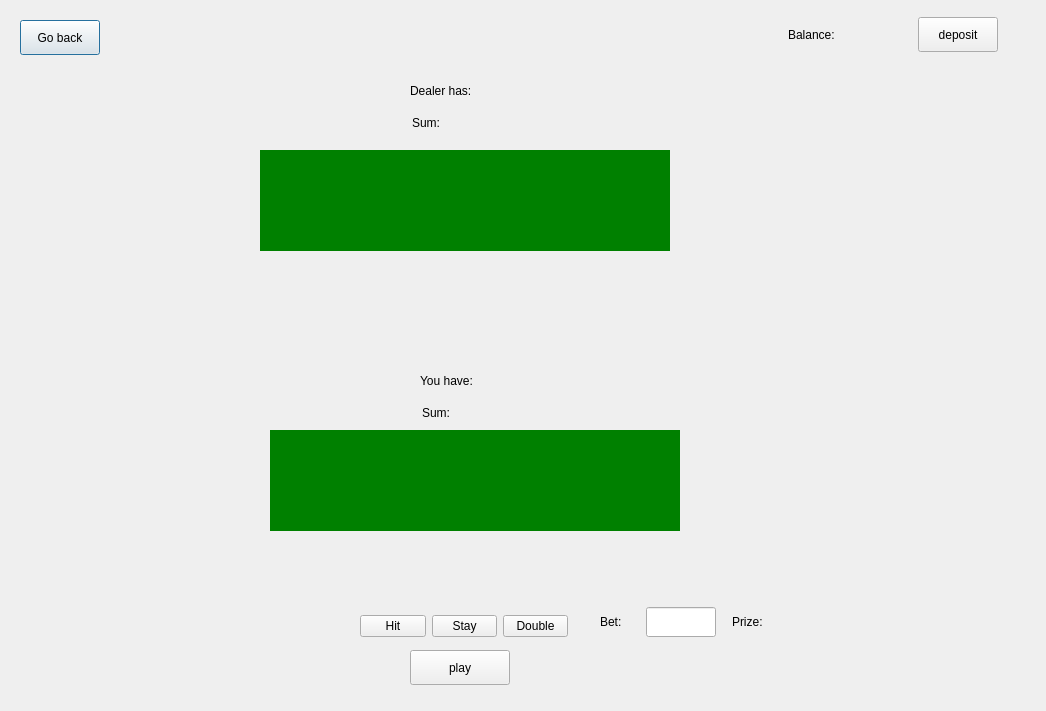
First picture: the form in blackj.ui, repository BlackHairHamster/CasinoNovoross, before the edit.
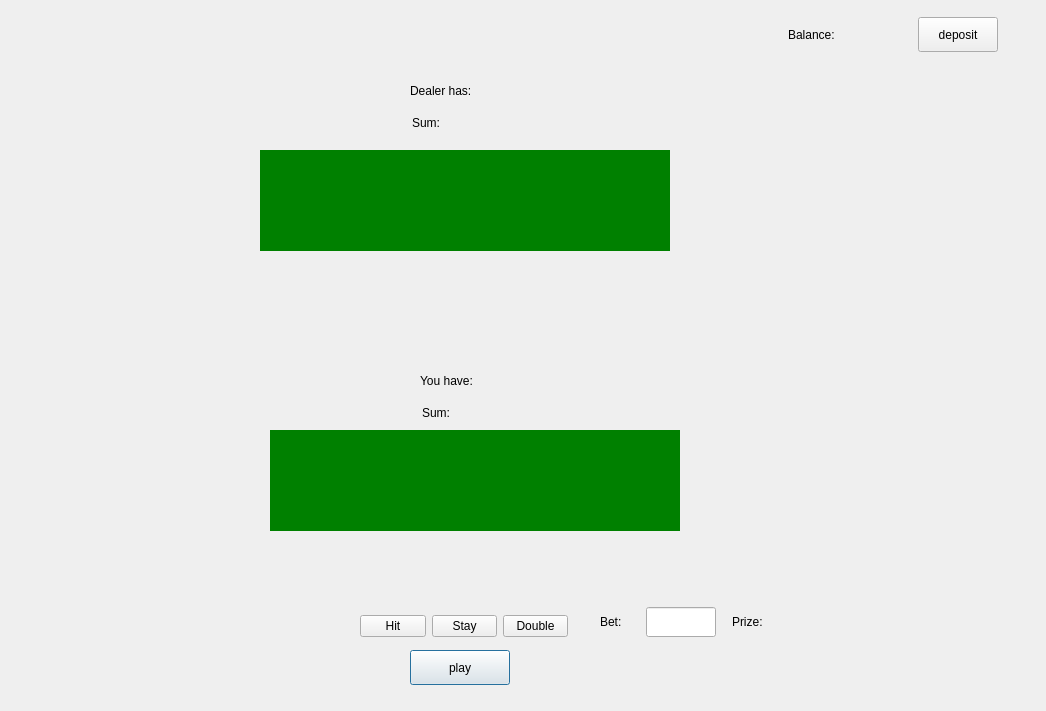
Second picture: the form after the edit.

The edit to the form file:
```diff
--- a/blackj.ui
+++ b/blackj.ui
@@ -16,31 +16,6 @@
   <property name="styleSheet">
    <string notr="true">justify-content: space-between;</string>
   </property>
-  <widget class="QPushButton" name="blackjBackButton">
-   <property name="geometry">
-    <rect>
-     <x>20</x>
-     <y>20</y>
-     <width>80</width>
-     <height>35</height>
-    </rect>
-   </property>
-   <property name="minimumSize">
-    <size>
-     <width>80</width>
-     <height>35</height>
-    </size>
-   </property>
-   <property name="maximumSize">
-    <size>
-     <width>80</width>
-     <height>35</height>
-    </size>
-   </property>
-   <property name="text">
-    <string>Go back</string>
-   </property>
-  </widget>
   <widget class="QLabel" name="blackjDealerContent">
    <property name="geometry">
     <rect>
@@ -1205,7 +1180,7 @@
     </layout>
    </widget>
   </widget>
-  <widget class="QWidget" name="">
+  <widget class="QWidget" name="layoutWidget">
    <property name="geometry">
     <rect>
      <x>410</x>
@@ -1266,7 +1241,7 @@
     </item>
    </layout>
   </widget>
-  <widget class="QWidget" name="">
+  <widget class="QWidget" name="layoutWidget">
    <property name="geometry">
     <rect>
      <x>420</x>
```
Left out of the diff: 12 changed lines with no effect on the pictures.
